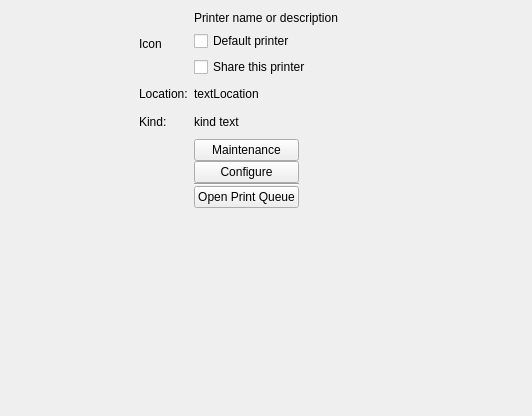
This is printer-manager-kcm/PrinterDescription.ui in KDE/print-manager as Qt 5 draws it before an edit. The edited form follows.
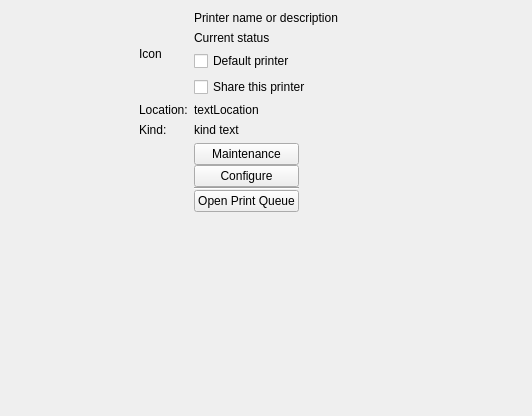
This is the edited form. Custom widgets are drawn as their Qt base class.

Commit message: Restore Status Label in PrinterDescription but only show when Printer List where the status is also visible is not shown

```diff
--- a/printer-manager-kcm/PrinterDescription.ui
+++ b/printer-manager-kcm/PrinterDescription.ui
@@ -72,6 +72,13 @@
          </property>
         </widget>
        </item>
+       <item>
+        <widget class="QLabel" name="statusL">
+         <property name="text">
+          <string>Current status</string>
+         </property>
+        </widget>
+       </item>
        <item>
         <widget class="QCheckBox" name="defaultCB">
          <property name="text">
```
The commit also changes 3 other files.
